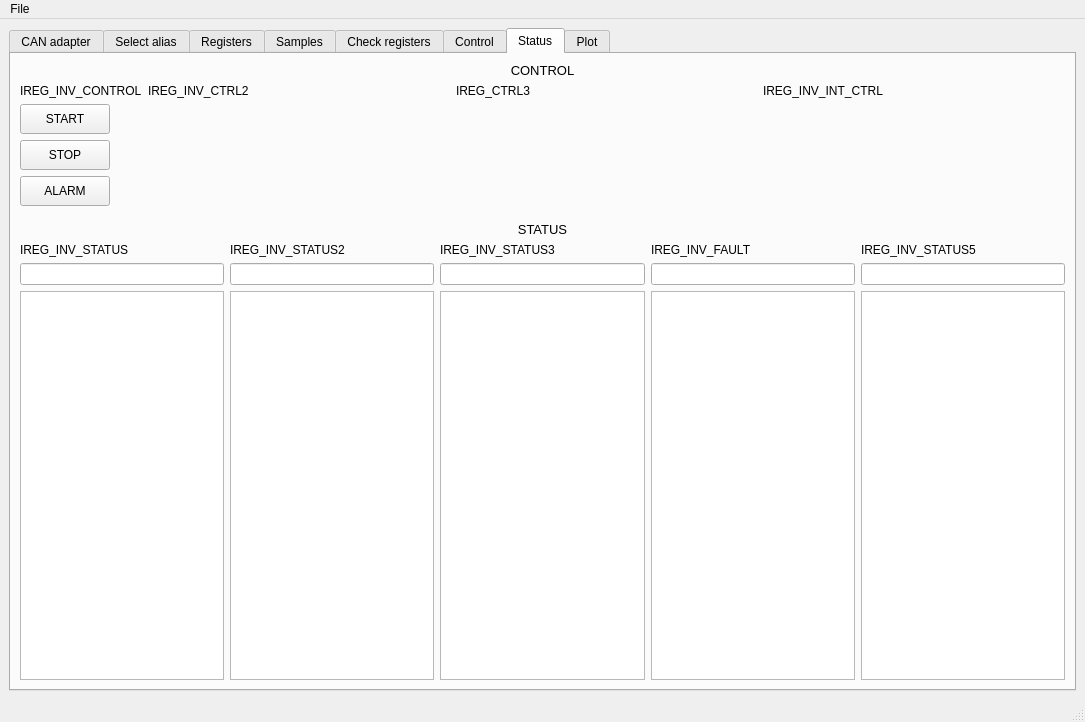
This is mainwindow.ui in totktobroditvokrug/EL205-QT as Qt 5 draws it before an edit. The edited form follows.
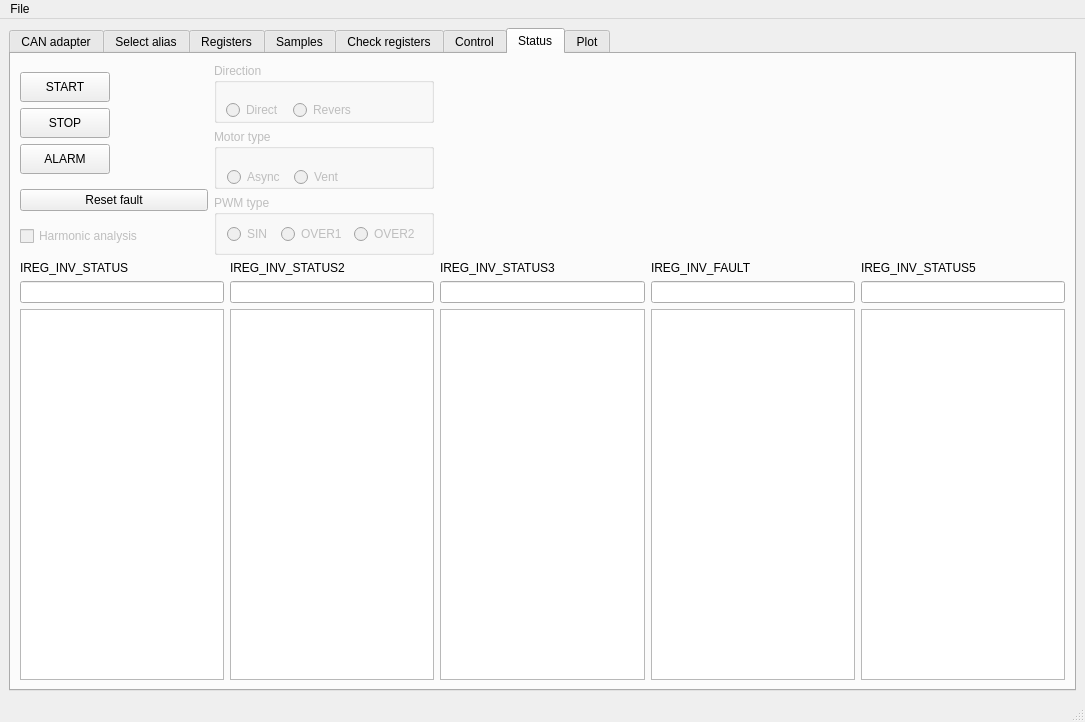
This is the edited form. The open tabs and pages were chosen to show the change. Custom widgets are drawn as their Qt base class.

Commit message: feat: управление через INV_CTRL

Patch:
```diff
--- a/mainwindow.ui
+++ b/mainwindow.ui
@@ -20,7 +20,7 @@
      <verstretch>0</verstretch>
     </sizepolicy>
    </property>
-   <layout class="QGridLayout" name="gridLayout_15">
+   <layout class="QGridLayout" name="gridLayout_16">
     <item row="0" column="0">
      <widget class="QTabWidget" name="tabWidget_registerWidget">
       <property name="sizePolicy">
@@ -1111,8 +1111,8 @@
        <attribute name="title">
         <string>Check registers</string>
        </attribute>
-       <layout class="QVBoxLayout" name="verticalLayout_5">
-        <item>
+       <layout class="QGridLayout" name="gridLayout_15">
+        <item row="0" column="0">
          <layout class="QHBoxLayout" name="horizontalLayout_4">
           <item>
            <layout class="QHBoxLayout" name="horizontalLayout_3">
@@ -1267,56 +1267,14 @@
        <attribute name="title">
         <string>Status</string>
        </attribute>
-       <layout class="QVBoxLayout" name="verticalLayout_13">
+       <layout class="QGridLayout" name="gridLayout_17">
+        <item row="0" column="0" colspan="2">
+         <layout class="QHBoxLayout" name="horizontalLayout_14">
         <item>
-         <widget class="QLabel" name="label_11">
-          <property name="font">
-           <font>
-            <pointsize>10</pointsize>
-            <weight>50</weight>
-            <bold>false</bold>
-           </font>
-          </property>
-          <property name="text">
-           <string>CONTROL</string>
-          </property>
-          <property name="alignment">
-           <set>Qt::AlignCenter</set>
-          </property>
-         </widget>
-        </item>
+           <layout class="QVBoxLayout" name="verticalLayout_5">
         <item>
-         <layout class="QGridLayout" name="gridLayout_16">
-          <property name="bottomMargin">
-           <number>10</number>
-          </property>
-          <item row="0" column="1">
-           <widget class="QLabel" name="label_ctrl_2">
-            <property name="sizePolicy">
-             <sizepolicy hsizetype="Preferred" vsizetype="Preferred">
-              <horstretch>0</horstretch>
-              <verstretch>0</verstretch>
-             </sizepolicy>
-            </property>
-            <property name="text">
-             <string>IREG_INV_CTRL2</string>
-            </property>
-           </widget>
-          </item>
-          <item row="0" column="0">
-           <widget class="QLabel" name="label_ctrl">
-            <property name="sizePolicy">
-             <sizepolicy hsizetype="Preferred" vsizetype="Preferred">
-              <horstretch>0</horstretch>
-              <verstretch>0</verstretch>
-             </sizepolicy>
-            </property>
-            <property name="text">
-             <string>IREG_INV_CONTROL</string>
-            </property>
-           </widget>
-          </item>
-          <item row="1" column="0">
+             <layout class="QVBoxLayout" name="verticalLayout_19">
+              <item>
            <widget class="QPushButton" name="pushButton_startInv">
             <property name="sizePolicy">
              <sizepolicy hsizetype="Fixed" vsizetype="Fixed">
@@ -1335,40 +1293,7 @@
             </property>
            </widget>
           </item>
-          <item row="0" column="3">
-           <widget class="QLabel" name="label_ctrl_int">
-            <property name="text">
-             <string>IREG_INV_INT_CTRL</string>
-            </property>
-           </widget>
-          </item>
-          <item row="0" column="2">
-           <widget class="QLabel" name="label_ctrl_3">
-            <property name="text">
-             <string>IREG_CTRL3</string>
-            </property>
-           </widget>
-          </item>
-          <item row="3" column="0">
-           <widget class="QPushButton" name="pushButton_alarmInv">
-            <property name="sizePolicy">
-             <sizepolicy hsizetype="Fixed" vsizetype="Fixed">
-              <horstretch>0</horstretch>
-              <verstretch>0</verstretch>
-             </sizepolicy>
-            </property>
-            <property name="minimumSize">
-             <size>
-              <width>90</width>
-              <height>30</height>
-             </size>
-            </property>
-            <property name="text">
-             <string>ALARM</string>
-            </property>
-           </widget>
-          </item>
-          <item row="2" column="0">
+              <item>
            <widget class="QPushButton" name="pushButton_stopInv">
             <property name="sizePolicy">
              <sizepolicy hsizetype="Fixed" vsizetype="Fixed">
@@ -1387,31 +1312,228 @@
             </property>
            </widget>
           </item>
+              <item>
+               <widget class="QPushButton" name="pushButton_alarmInv">
+                <property name="sizePolicy">
+                 <sizepolicy hsizetype="Fixed" vsizetype="Fixed">
+                  <horstretch>0</horstretch>
+                  <verstretch>0</verstretch>
+                 </sizepolicy>
+                </property>
+                <property name="minimumSize">
+                 <size>
+                  <width>90</width>
+                  <height>30</height>
+                 </size>
+                </property>
+                <property name="text">
+                 <string>ALARM</string>
+                </property>
+               </widget>
+              </item>
          </layout>
         </item>
         <item>
-         <widget class="QLabel" name="label_10">
-          <property name="font">
-           <font>
-            <pointsize>10</pointsize>
-            <weight>50</weight>
-            <bold>false</bold>
-           </font>
+             <widget class="QPushButton" name="pushButton_rstFlt">
+              <property name="sizePolicy">
+               <sizepolicy hsizetype="Expanding" vsizetype="Fixed">
+                <horstretch>0</horstretch>
+                <verstretch>0</verstretch>
+               </sizepolicy>
           </property>
           <property name="text">
-           <string>STATUS</string>
-          </property>
-          <property name="alignment">
-           <set>Qt::AlignCenter</set>
-          </property>
-          <property name="margin">
-           <number>-1</number>
-          </property>
-         </widget>
-        </item>
+               <string>Reset fault</string>
+              </property>
+             </widget>
+            </item>
+            <item>
+             <widget class="QCheckBox" name="checkBox_harmonicAnalysis">
+              <property name="enabled">
+               <bool>false</bool>
+              </property>
+              <property name="sizePolicy">
+               <sizepolicy hsizetype="Preferred" vsizetype="Fixed">
+                <horstretch>0</horstretch>
+                <verstretch>0</verstretch>
+               </sizepolicy>
+              </property>
+              <property name="text">
+               <string>Harmonic analysis</string>
+              </property>
+             </widget>
+            </item>
+           </layout>
+          </item>
         <item>
-         <layout class="QGridLayout" name="gridLayout_17">
-          <item row="0" column="0">
+           <layout class="QVBoxLayout" name="verticalLayout_13">
+            <item>
+             <widget class="QGroupBox" name="groupBox_direction">
+              <property name="enabled">
+               <bool>false</bool>
+              </property>
+              <property name="sizePolicy">
+               <sizepolicy hsizetype="Fixed" vsizetype="Fixed">
+                <horstretch>0</horstretch>
+                <verstretch>0</verstretch>
+               </sizepolicy>
+              </property>
+              <property name="minimumSize">
+               <size>
+                <width>220</width>
+                <height>60</height>
+               </size>
+              </property>
+              <property name="title">
+               <string>Direction</string>
+              </property>
+              <widget class="QRadioButton" name="radioButton_directRotation">
+               <property name="geometry">
+                <rect>
+                 <x>12</x>
+                 <y>37</y>
+                 <width>60</width>
+                 <height>20</height>
+                </rect>
+               </property>
+               <property name="text">
+                <string>Direct</string>
+               </property>
+              </widget>
+              <widget class="QRadioButton" name="radioButton_reversRotation">
+               <property name="geometry">
+                <rect>
+                 <x>79</x>
+                 <y>37</y>
+                 <width>66</width>
+                 <height>20</height>
+                </rect>
+               </property>
+               <property name="text">
+                <string>Revers</string>
+               </property>
+              </widget>
+             </widget>
+            </item>
+            <item>
+             <widget class="QGroupBox" name="groupBox_motorType">
+              <property name="enabled">
+               <bool>false</bool>
+              </property>
+              <property name="sizePolicy">
+               <sizepolicy hsizetype="Fixed" vsizetype="Fixed">
+                <horstretch>0</horstretch>
+                <verstretch>0</verstretch>
+               </sizepolicy>
+              </property>
+              <property name="minimumSize">
+               <size>
+                <width>220</width>
+                <height>60</height>
+               </size>
+              </property>
+              <property name="title">
+               <string>Motor type</string>
+              </property>
+              <widget class="QRadioButton" name="radioButton_async">
+               <property name="geometry">
+                <rect>
+                 <x>13</x>
+                 <y>38</y>
+                 <width>60</width>
+                 <height>20</height>
+                </rect>
+               </property>
+               <property name="text">
+                <string>Async</string>
+               </property>
+              </widget>
+              <widget class="QRadioButton" name="radioButton_vent">
+               <property name="geometry">
+                <rect>
+                 <x>80</x>
+                 <y>38</y>
+                 <width>53</width>
+                 <height>20</height>
+                </rect>
+               </property>
+               <property name="sizePolicy">
+                <sizepolicy hsizetype="Preferred" vsizetype="Fixed">
+                 <horstretch>0</horstretch>
+                 <verstretch>0</verstretch>
+                </sizepolicy>
+               </property>
+               <property name="text">
+                <string>Vent</string>
+               </property>
+              </widget>
+             </widget>
+            </item>
+            <item>
+             <widget class="QGroupBox" name="groupBox_PWM_Type">
+              <property name="enabled">
+               <bool>false</bool>
+              </property>
+              <property name="sizePolicy">
+               <sizepolicy hsizetype="Fixed" vsizetype="Fixed">
+                <horstretch>0</horstretch>
+                <verstretch>0</verstretch>
+               </sizepolicy>
+              </property>
+              <property name="minimumSize">
+               <size>
+                <width>220</width>
+                <height>60</height>
+               </size>
+              </property>
+              <property name="title">
+               <string>PWM type</string>
+              </property>
+              <widget class="QRadioButton" name="radioButton_PWM_OVER1">
+               <property name="geometry">
+                <rect>
+                 <x>67</x>
+                 <y>29</y>
+                 <width>66</width>
+                 <height>20</height>
+                </rect>
+               </property>
+               <property name="text">
+                <string>OVER1</string>
+               </property>
+              </widget>
+              <widget class="QRadioButton" name="radioButton_PWM_SIN">
+               <property name="geometry">
+                <rect>
+                 <x>13</x>
+                 <y>29</y>
+                 <width>47</width>
+                 <height>20</height>
+                </rect>
+               </property>
+               <property name="text">
+                <string>SIN</string>
+               </property>
+              </widget>
+              <widget class="QRadioButton" name="radioButton_PWM_OVER2">
+               <property name="geometry">
+                <rect>
+                 <x>140</x>
+                 <y>29</y>
+                 <width>66</width>
+                 <height>20</height>
+                </rect>
+               </property>
+               <property name="text">
+                <string>OVER2</string>
+               </property>
+              </widget>
+             </widget>
+            </item>
+           </layout>
+          </item>
+         </layout>
+        </item>
+        <item row="1" column="0">
            <widget class="QLabel" name="label_status">
             <property name="sizePolicy">
              <sizepolicy hsizetype="Preferred" vsizetype="Preferred">
@@ -1424,7 +1546,7 @@
             </property>
            </widget>
           </item>
-          <item row="0" column="1">
+        <item row="1" column="1">
            <widget class="QLabel" name="label_status_2">
             <property name="sizePolicy">
              <sizepolicy hsizetype="Preferred" vsizetype="Preferred">
@@ -1437,58 +1559,56 @@
             </property>
            </widget>
           </item>
-          <item row="0" column="2">
+        <item row="1" column="2">
            <widget class="QLabel" name="label_status_3">
             <property name="text">
              <string>IREG_INV_STATUS3</string>
             </property>
            </widget>
           </item>
-          <item row="0" column="3">
+        <item row="1" column="3">
            <widget class="QLabel" name="label_status_flt">
             <property name="text">
              <string>IREG_INV_FAULT</string>
             </property>
            </widget>
           </item>
-          <item row="0" column="4">
+        <item row="1" column="4">
            <widget class="QLabel" name="label_status_5">
             <property name="text">
              <string>IREG_INV_STATUS5</string>
             </property>
            </widget>
           </item>
-          <item row="1" column="0">
+        <item row="3" column="0">
            <widget class="QLineEdit" name="lineEdit_status"/>
           </item>
-          <item row="1" column="1">
+        <item row="3" column="1">
            <widget class="QLineEdit" name="lineEdit_status_2"/>
           </item>
-          <item row="1" column="2">
+        <item row="3" column="2">
            <widget class="QLineEdit" name="lineEdit_status_3"/>
           </item>
-          <item row="1" column="3">
+        <item row="3" column="3">
            <widget class="QLineEdit" name="lineEdit_status_flt"/>
           </item>
-          <item row="1" column="4">
+        <item row="3" column="4">
            <widget class="QLineEdit" name="lineEdit_status_5"/>
           </item>
-          <item row="2" column="0">
+        <item row="4" column="0">
            <widget class="QTextEdit" name="textEdit_status"/>
           </item>
-          <item row="2" column="1">
+        <item row="4" column="1">
            <widget class="QTextEdit" name="textEdit_status_2"/>
           </item>
-          <item row="2" column="2">
+        <item row="4" column="2">
            <widget class="QTextEdit" name="textEdit_status_3"/>
           </item>
-          <item row="2" column="3">
+        <item row="4" column="3">
            <widget class="QTextEdit" name="textEdit_status_flt"/>
           </item>
-          <item row="2" column="4">
+        <item row="4" column="4">
            <widget class="QTextEdit" name="textEdit_status_5"/>
-          </item>
-         </layout>
         </item>
        </layout>
       </widget>
```
Left out of the diff: 10 changed lines with no effect on the pictures. Lines whose indentation alone changed are shown as unchanged. The commit also changes 9 other files.
